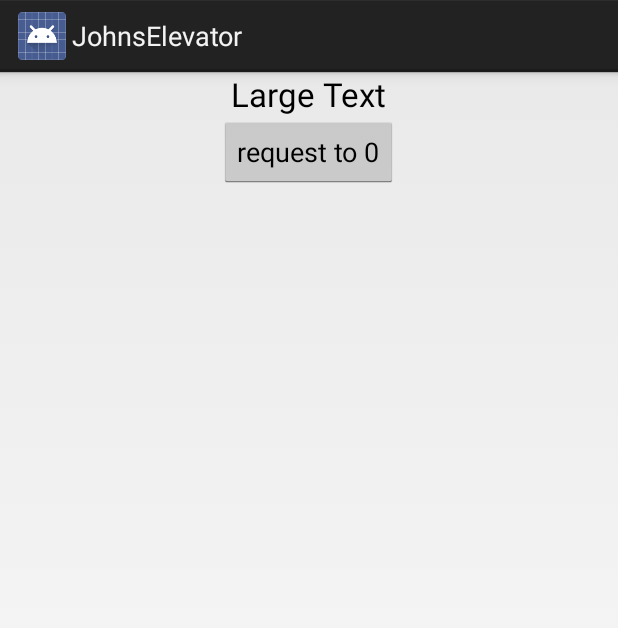
After one commit to nilsen340/JohnsElevator, an Android app: the layout fragment_elevator.xml on its own in the app's theme, with its tools: preview values and no code run, on a phone screen of 412 x 824 dp. The commit adds this screen. Shown: the top 628 px of the screen. Run offline under Robolectric (Android 15) with nearby library versions, the phone set to English and light mode, and no system bars.

Commit message:
Add basic GUI to application
Shows floor at start up and enables user to request elevator to level
0

```diff
--- a/app/src/main/java/com/nilsen340/johnselevator/app/Engine.java
+++ b/app/src/main/java/com/nilsen340/johnselevator/app/Engine.java
@@ -25,12 +25,10 @@ public class Engine {
 
     public void goDownOneFloor() {
         service.submit(new EngineWork(true));
-        service.shutdown();
     }
 
     public void goUpOneFloor(){
         service.submit(new EngineWork(false));
-        service.shutdown();
     }
 
     public void setExecutor(ExecutorService executor) {
--- /dev/null
+++ b/app/src/main/res/layout/elevator_indicator.xml
@@ -0,0 +1,21 @@
+<?xml version="1.0" encoding="utf-8"?>
+
+<RelativeLayout xmlns:android="http://schemas.android.com/apk/res/android"
+    android:orientation="horizontal" android:layout_width="match_parent"
+    android:layout_height="wrap_content">
+
+    <TextView
+        android:layout_width="wrap_content"
+        android:layout_height="wrap_content"
+        android:textAppearance="?android:attr/textAppearanceLarge"
+        android:layout_centerHorizontal="true"
+        android:text="Large Text"
+        android:id="@+id/elevatorFloor" />
+
+    <ImageView
+        android:layout_width="wrap_content"
+        android:layout_height="wrap_content"
+        android:id="@+id/movementIndicator"
+        android:layout_toRightOf="@id/elevatorFloor"
+        android:layout_centerVertical="true"/>
+</RelativeLayout>
--- /dev/null
+++ b/app/src/main/res/layout/fragment_elevator.xml
@@ -0,0 +1,16 @@
+<?xml version="1.0" encoding="utf-8"?>
+
+<LinearLayout xmlns:android="http://schemas.android.com/apk/res/android"
+    android:orientation="vertical" android:layout_width="match_parent"
+    android:layout_height="match_parent">
+
+    <include layout="@layout/elevator_indicator"/>
+
+    <Button
+        android:layout_width="wrap_content"
+        android:layout_height="wrap_content"
+        android:text="@string/request_to_zero"
+        android:id="@+id/request_to_zero"
+        android:layout_gravity="center_horizontal" />
+
+</LinearLayout>
--- a/app/src/main/res/menu/main.xml
+++ b/app/src/main/res/menu/main.xml
@@ -1,6 +1,6 @@
 <menu xmlns:android="http://schemas.android.com/apk/res/android"
     xmlns:tools="http://schemas.android.com/tools"
-    tools:context="com.nilsen340.johnselevator.app.MainActivity" >
+    tools:context="com.nilsen340.johnselevator.app.ElevatorActivity" >
 
     <item android:id="@+id/action_settings"
         android:title="@string/action_settings"
--- a/app/src/main/res/values/strings.xml
+++ b/app/src/main/res/values/strings.xml
@@ -5,4 +5,6 @@
     <string name="hello_world">Hello world!</string>
     <string name="action_settings">Settings</string>
 
+    <string name="request_to_zero">request to 0</string>
+
 </resources>
```
Also changed, not shown: app/src/main/java/com/nilsen340/johnselevator/app/Elevator.java (+33 -4 lines), app/src/main/java/com/nilsen340/johnselevator/app/ElevatorActivity.java (added, +27 -0 lines), app/src/main/java/com/nilsen340/johnselevator/app/ElevatorFragment.java (added, +85 -0 lines), app/src/main/java/com/nilsen340/johnselevator/app/MainActivity.java (deleted, +0 -38 lines), app/src/main/res/layout/activity_main.xml (+4 -12 lines), app/src/main/res/drawable-hdpi/ic_elevator_down.png (added), app/src/main/res/drawable-hdpi/ic_elevator_still.png (added), app/src/main/res/drawable-hdpi/ic_elevator_up.png (added), 5 other files.
